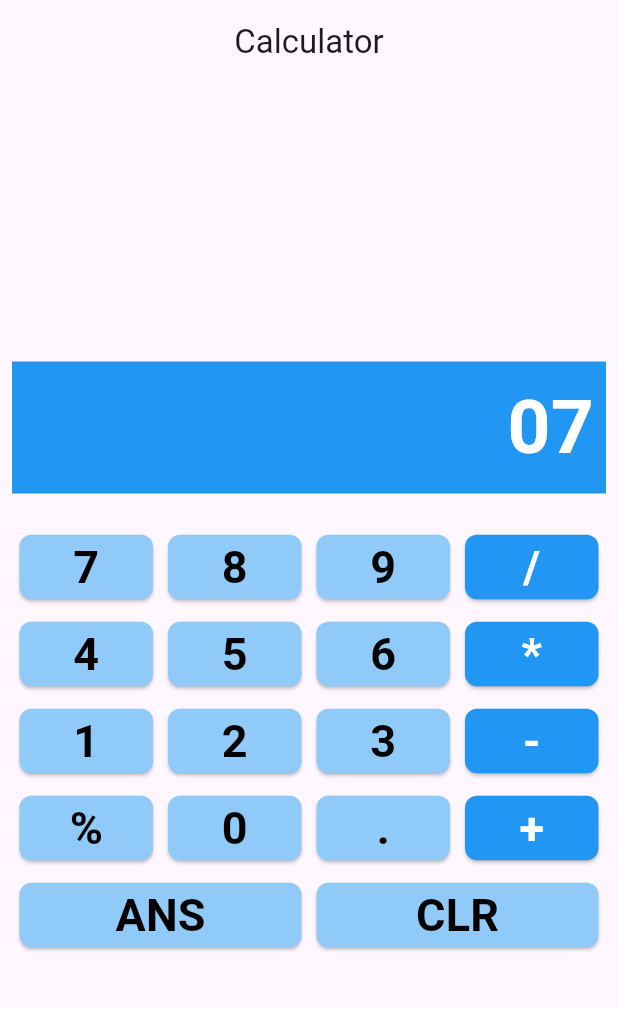
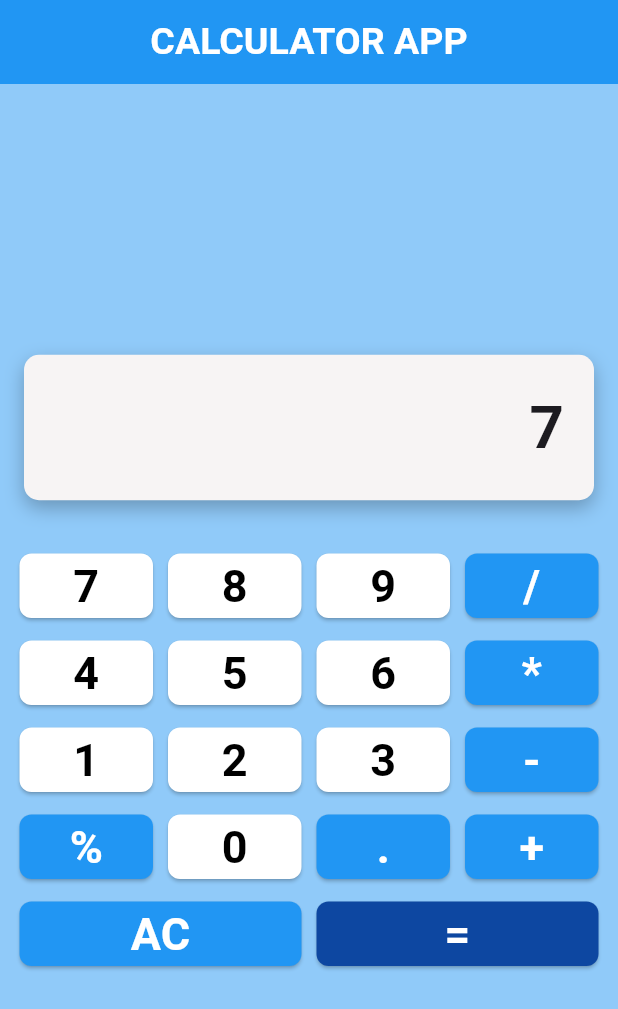
Before and after one commit to mbtions/Meenakshi-TechMahindra-Assessment-02, a Flutter app: the screen it shows after launch, after a tap on an icon or button, on a phone screen of 412 x 824 dp. Shown: the top 1009 px of the screen. Run offline on Flutter 3.47's test engine with Material 3 defaults, Android fonts, the phone set to English and light mode, and no system bars; our stand-ins replace math_expressions.

Commit message:
Added Calculator screenshots and Code Structuring

```diff
--- a/calculator_app/lib/main.dart
+++ b/calculator_app/lib/main.dart
@@ -12,7 +12,19 @@ class MyCalculatorApp extends StatelessWidget {
   Widget build(BuildContext context) {
     return MaterialApp(
       home: Scaffold(
-        appBar: AppBar(title: Text('Calculator'), centerTitle: true),
+        backgroundColor: Colors.blue.shade200,
+        appBar: AppBar(
+          backgroundColor: Colors.blue,
+          title: Text(
+            'CALCULATOR APP',
+            style: TextStyle(
+              fontSize: 25,
+              fontWeight: FontWeight.bold,
+              color: Colors.white,
+            ),
+          ),
+          centerTitle: true,
+        ),
         body: Calculator(),
       ),
     );
--- a/calculator_app/lib/widgets/calculator.dart
+++ b/calculator_app/lib/widgets/calculator.dart
@@ -1,45 +1,78 @@
 import 'package:flutter/material.dart';
-import 'package:math_expressions/math_expressions.dart';
+import 'package:math_expressions/math_expressions.dart' as math_expressions;
 
 class Calculator extends StatefulWidget {
+  const Calculator({super.key});
+
   @override
   State<StatefulWidget> createState() {
-    // TODO: implement createState
     return CalculatorState();
   }
 }
 
 class CalculatorState extends State<Calculator> {
   String _expression = "";
-  // String resultText = "0";
   String screenText = "0", result = "";
 
   onButtonGridPress(String label) {
     setState(() {
-      if (label == "ANS") {
-        // evaluate the expression
-        // Expression exp =
-        // cm =
+      if (label == 'AC') {
+        _expression = '';
+        screenText = '0';
+      } else if (label == '%') {
+        _expression = (screenText == '0') ? '' : screenText.toString();
+        if (_expression.isNotEmpty) {
+          _expression += '%';
+          screenText = _expression;
+        }
+        // });
+      } else if (label == '.') {
+        if (_expression.isNotEmpty) {
+          if (!_expression.contains('.')) {
+            _expression += '.';
+            screenText = _expression;
+          }
+        } else {
+          _expression += '0.';
+          screenText = _expression;
+        }
+      } else if (label == '=') {
+        try {
+          final expression = math_expressions.Parser().parse(
+            _expression.replaceAll('X', '*'),
+          );
 
-        result = result;
-        _expression = "";
-      } else if (label == "CLR") {
-        screenText = "";
-        _expression = "";
+          final contextModel = math_expressions.ContextModel();
+          var answer = expression.evaluate(
+            math_expressions.EvaluationType.REAL,
+            contextModel,
+          );
+          screenText = answer.toString();
+          _expression = answer.toString();
+        } catch (e) {
+          screenText = 'Error';
+        }
       } else {
-        screenText += label;
         _expression += label;
+        screenText = _expression.isEmpty ? '0' : _expression;
       }
     });
   }
 
-  Widget buildButton({String label = "", bool isOperator = false}) {
+  Widget buildButton({
+    String label = "",
+    bool isOperator = false,
+    isAnswerButton = false,
+  }) {
     return Expanded(
       child: Container(
         margin: EdgeInsets.all(5),
         child: ElevatedButton(
           style: ElevatedButton.styleFrom(
-            backgroundColor: isOperator ? Colors.blue : Colors.blue.shade200,
+            backgroundColor:
+                isOperator
+                    ? Colors.blue
+                    : (isAnswerButton ? Colors.blue.shade900 : Colors.white),
             shape: RoundedRectangleBorder(
               borderRadius: BorderRadius.circular(8),
             ),
@@ -48,7 +81,10 @@ class CalculatorState extends State<Calculator> {
           child: Text(
             label,
             style: TextStyle(
-              color: isOperator ? Colors.white : Colors.black,
+              color:
+                  isOperator
+                      ? Colors.white
+                      : (isAnswerButton ? Colors.white : Colors.black),
               fontWeight: FontWeight.bold,
               fontSize: 30,
             ),
@@ -70,16 +106,23 @@ class CalculatorState extends State<Calculator> {
             children: [
               Expanded(
                 child: Container(
-                  padding: EdgeInsets.all(8),
-                  color: Colors.blue,
-                  alignment: Alignment.bottomRight,
+                  margin: EdgeInsets.all(8),
+                  padding: EdgeInsets.all(20),
+                  decoration: BoxDecoration(
+                    color: const Color.fromARGB(255, 247, 244, 244),
+                    borderRadius: BorderRadius.circular(10),
+                    boxShadow: [
+                      BoxShadow(
+                        color: Colors.black26,
+                        blurRadius: 10,
+                        offset: Offset(0, 5),
+                      ),
+                    ],
+                  ),
+                  alignment: Alignment.centerRight,
                   child: Text(
-                    screenText,
-                    style: TextStyle(
-                      fontSize: 50,
-                      fontWeight: FontWeight.bold,
-                      color: Colors.white,
-                    ),
+                    (screenText == '') ? '0' : screenText,
+                    style: TextStyle(fontSize: 40, fontWeight: FontWeight.bold),
                   ),
                 ),
               ),
@@ -102,7 +145,6 @@ class CalculatorState extends State<Calculator> {
               buildButton(label: "*", isOperator: true),
             ],
           ),
-
           Row(
             children: [
               buildButton(label: "1"),
@@ -113,14 +155,18 @@ class CalculatorState extends State<Calculator> {
           ),
           Row(
             children: [
-              buildButton(label: "%"),
+              buildButton(label: "%", isOperator: true),
               buildButton(label: "0"),
-              buildButton(label: "."),
+              buildButton(label: ".", isOperator: true),
               buildButton(label: "+", isOperator: true),
             ],
           ),
-          Row(children: [buildButton(label: "ANS"), buildButton(label: "CLR")]),
-          // buildButton(label: "=", isOperator: true),
+          Row(
+            children: [
+              buildButton(label: "AC", isOperator: true),
+              buildButton(label: "=", isAnswerButton: true),
+            ],
+          ),
         ],
       ),
     );
```
Also changed, not shown: 9 other files.
